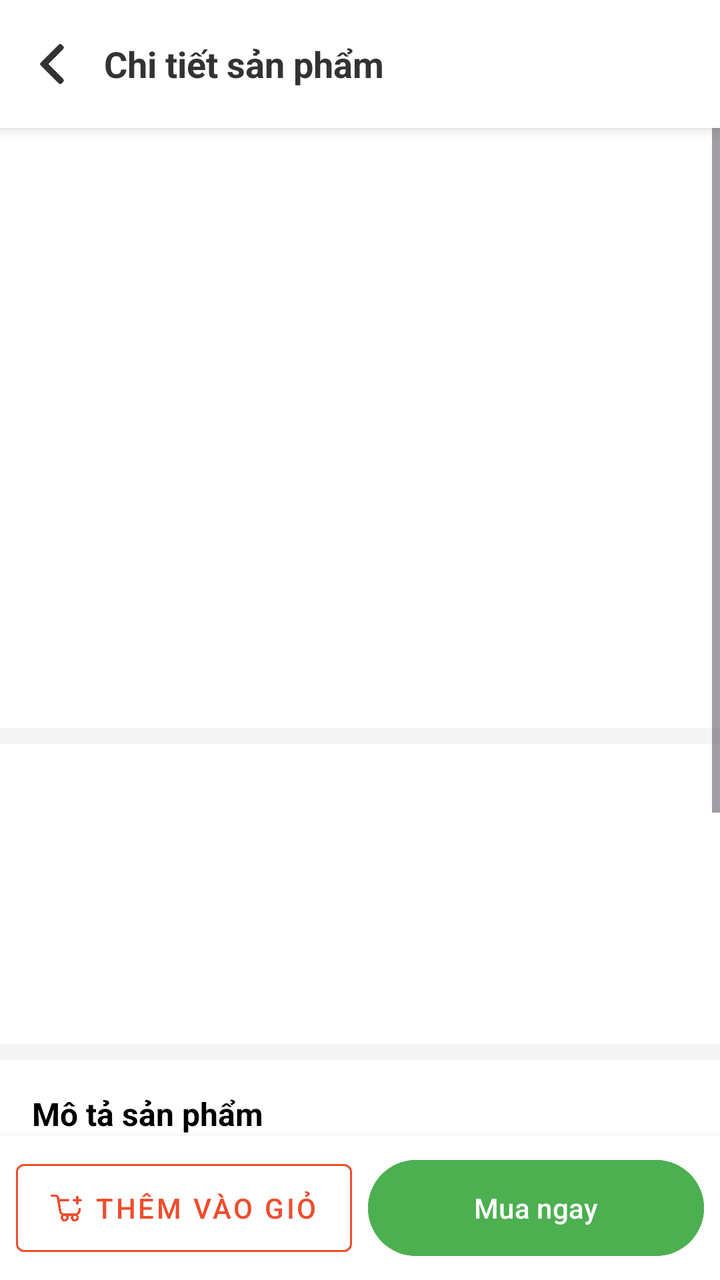
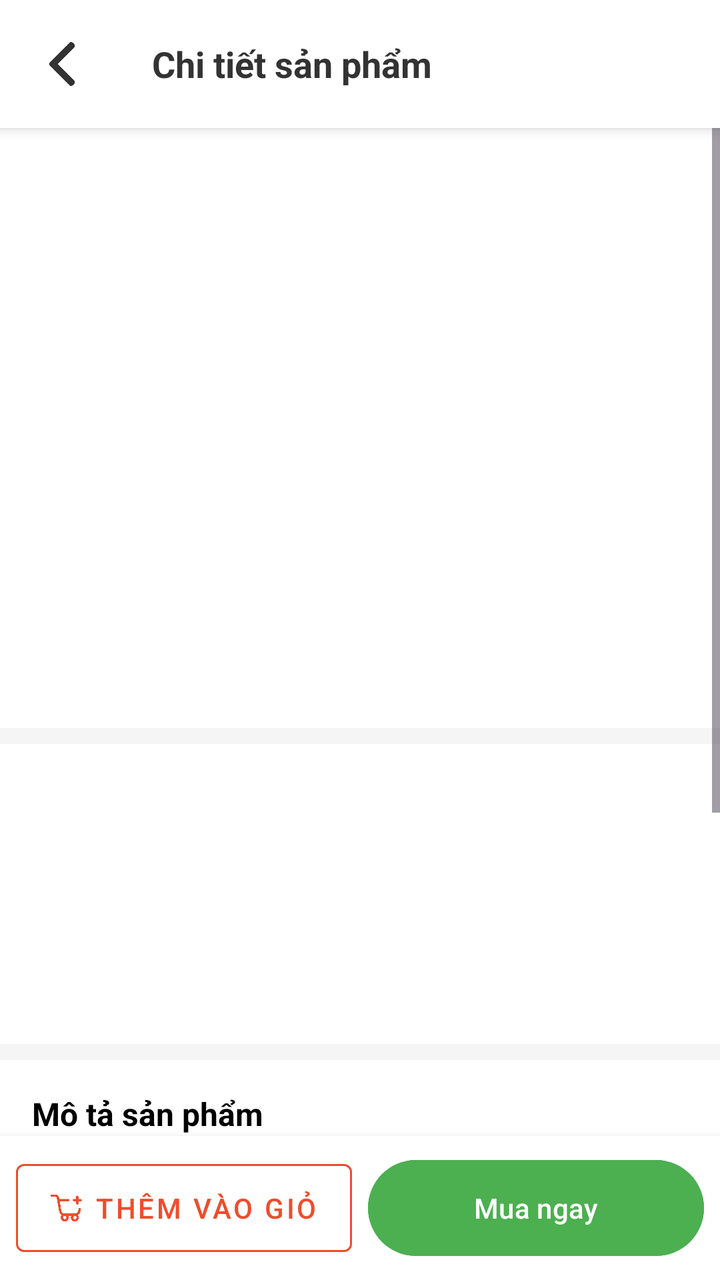

Two renders of the same Android screen: before a commit and after it. Below are the layout's source before the change and the commit's diff.
<!-- AndroidManifest.xml: application theme Theme.DummyJsonApp -->
<!-- res/layout/activity_detail.xml -->
<?xml version="1.0" encoding="utf-8"?>
<androidx.constraintlayout.widget.ConstraintLayout xmlns:android="http://schemas.android.com/apk/res/android"
    android:layout_width="match_parent"
    android:layout_height="match_parent"
    xmlns:app="http://schemas.android.com/apk/res-auto">
    <LinearLayout
        android:id="@+id/header"
        android:layout_width="match_parent"
        android:layout_height="?attr/actionBarSize"
        android:orientation="horizontal"
        android:gravity="center_vertical"
        android:paddingHorizontal="16dp"
        android:background="#FFFFFF"
        android:elevation="4dp"
        app:layout_constraintTop_toTopOf="parent">

        <ImageView
            android:id="@+id/btnBack"
            android:layout_width="20dp"
            android:layout_height="20dp"
            android:src="@drawable/left_arrow"
            app:tint="#333333"
            android:background="?attr/selectableItemBackgroundBorderless"
            android:clickable="true"
            android:focusable="true"/>

        <TextView
            android:layout_width="wrap_content"
            android:layout_height="wrap_content"
            android:layout_marginStart="16dp"
            android:text="Chi tiết sản phẩm"
            android:textSize="18sp"
            android:textColor="#333333"
            android:textStyle="bold" />
    </LinearLayout>
    <ScrollView
        android:layout_width="match_parent"
        android:layout_height="0dp"
        android:background="#F5F5F5"
        app:layout_constraintTop_toBottomOf="@id/header"
        app:layout_constraintBottom_toBottomOf="parent"
        android:layout_marginBottom="70dp">

        <LinearLayout
            android:layout_width="match_parent"
            android:layout_height="wrap_content"
            android:orientation="vertical">

            
            <androidx.viewpager2.widget.ViewPager2
                android:id="@+id/viewPagerImages"
                android:layout_width="match_parent"
                android:layout_height="300dp"
                android:background="#FFFFFF" />
            
            <LinearLayout
                android:layout_width="match_parent"
                android:layout_height="wrap_content"
                android:orientation="vertical"
                android:background="#FFFFFF"
                android:padding="16dp"
                android:layout_marginTop="8dp">

                <TextView
                    android:id="@+id/tvDetailTitle"
                    android:layout_width="match_parent"
                    android:layout_height="wrap_content"
                    android:layout_marginTop="8dp"
                    android:textColor="#000000"
                    android:textSize="24sp" />
                <TextView
                    android:id="@+id/tvDetailRating"
                    android:layout_width="match_parent"
                    android:layout_height="wrap_content"
                    android:layout_marginTop="5dp"
                    android:layout_marginBottom="5dp"
                    android:textColor="#000000"
                    android:textSize="12sp" />

                <TextView
                    android:id="@+id/tvOriginalPrice"
                    android:layout_width="wrap_content"
                    android:layout_height="wrap_content"
                    android:textColor="#999999"
                    android:textSize="18sp"/>

                <TextView
                    android:id="@+id/tvDetailPrice"
                    android:layout_width="wrap_content"
                    android:layout_height="wrap_content"
                    android:textColor="#EE4D2D"
                    android:textSize="20sp"
                    android:textStyle="bold"/>

            </LinearLayout>
            <LinearLayout
                android:layout_width="match_parent"
                android:layout_height="wrap_content"
                android:orientation="vertical"
                android:background="#FFFFFF"
                android:padding="16dp"
                android:layout_marginTop="8dp">

                <TextView
                    android:layout_width="wrap_content"
                    android:layout_height="wrap_content"
                    android:text="Mô tả sản phẩm"
                    android:textStyle="bold"
                    android:textSize="16sp"
                    android:textColor="#000000"
                    android:layout_marginBottom="8dp"/>

                <TextView
                    android:id="@+id/tvDescription"
                    android:layout_width="match_parent"
                    android:layout_height="wrap_content"
                    android:textSize="14sp"
                    android:lineSpacingExtra="4dp" />
            </LinearLayout>

            
            <LinearLayout
                android:layout_width="match_parent"
                android:layout_height="wrap_content"
                android:orientation="vertical"
                android:background="#FFFFFF"
                android:padding="16dp"
                android:layout_marginTop="8dp">

                <TextView
                    android:layout_width="wrap_content"
                    android:layout_height="wrap_content"
                    android:text="Thông số kỹ thuật &amp; Bảo hành"
                    android:textStyle="bold"
                    android:textSize="16sp"
                    android:textColor="#000000"
                    android:layout_marginBottom="8dp"/>

                <TextView
                    android:id="@+id/tvTechnicalSpecs"
                    android:layout_width="match_parent"
                    android:layout_height="wrap_content"
                    android:textSize="14sp"
                    android:lineSpacingExtra="4dp" />
            </LinearLayout>

            
            <LinearLayout
                android:layout_width="match_parent"
                android:layout_height="wrap_content"
                android:orientation="vertical"
                android:background="#FFFFFF"
                android:padding="16dp"
                android:layout_marginTop="8dp"
                android:layout_marginBottom="24dp">

                <TextView
                    android:layout_width="wrap_content"
                    android:layout_height="wrap_content"
                    android:text="Đánh giá"
                    android:textStyle="bold"
                    android:textSize="16sp"
                    android:textColor="#000000"
                    android:layout_marginBottom="8dp"/>

                <TextView
                    android:id="@+id/tvReview"
                    android:layout_width="match_parent"
                    android:layout_height="wrap_content"
                    android:textSize="14sp"
                    android:textStyle="italic"/>
            </LinearLayout>

        </LinearLayout>
    </ScrollView>
    <LinearLayout
        android:id="@+id/bottomBar"
        android:layout_width="match_parent"
        android:layout_height="wrap_content"
        android:orientation="horizontal"
        android:background="@android:color/white"
        android:elevation="8dp"
        android:padding="8dp"
        app:layout_constraintBottom_toBottomOf="parent"
        app:layout_constraintStart_toStartOf="parent"
        app:layout_constraintEnd_toEndOf="parent">

        <com.google.android.material.button.MaterialButton
            android:id="@+id/btnAddCart"
            style="@style/Widget.MaterialComponents.Button.OutlinedButton"
            android:layout_width="0dp"
            android:layout_height="56dp"
            android:layout_weight="1"
            android:layout_marginEnd="8dp"
            android:text="Thêm vào giỏ"
            app:strokeColor="#EE4D2D"
            android:textColor="#EE4D2D"
            app:icon="@drawable/ic_cart"
            app:iconTint="#EE4D2D"/>

        <com.google.android.material.button.MaterialButton
            android:id="@+id/btnBuyNow"
            android:layout_width="0dp"
            android:layout_height="56dp"
            android:layout_weight="1"
            android:text="Mua ngay"
            android:backgroundTint="#4CAF50"
            android:textColor="@android:color/white" />
    </LinearLayout>
</androidx.constraintlayout.widget.ConstraintLayout>
<!-- resources referenced by this layout -->
<resources>
  <!-- drawable ic_cart: png bitmap (drawable, 10026 bytes) -->
  <!-- drawable left_arrow: png bitmap (drawable, 2646 bytes) -->
  <style name="Theme.DummyJsonApp" parent="Base.Theme.DummyJsonApp" />
  <style name="Base.Theme.DummyJsonApp" parent="Theme.Material3.DayNight.NoActionBar">
          
          
      </style>
</resources>

<!-- the commit's change to res/layout/activity_detail.xml (unified diff, before → after) -->
@@ -16,8 +16,11 @@
 
         <ImageView
             android:id="@+id/btnBack"
-            android:layout_width="20dp"
-            android:layout_height="20dp"
+            android:layout_width="60dp"
+            android:layout_height="30dp"
+            android:paddingBottom="4dp"
+            android:paddingTop="4dp"
+            android:paddingEnd="30dp"
             android:src="@drawable/left_arrow"
             app:tint="#333333"
             android:background="?attr/selectableItemBackgroundBorderless"
@@ -27,7 +30,7 @@
         <TextView
             android:layout_width="wrap_content"
             android:layout_height="wrap_content"
-            android:layout_marginStart="16dp"
+            android:layout_marginStart="0dp"
             android:text="Chi tiết sản phẩm"
             android:textSize="18sp"
             android:textColor="#333333"
